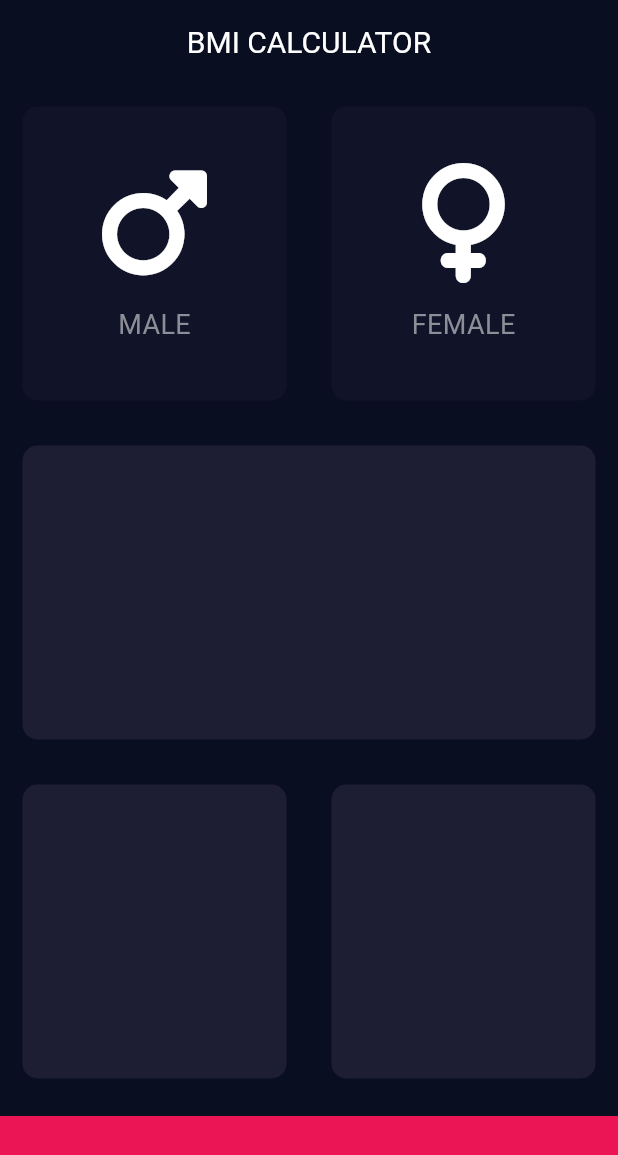
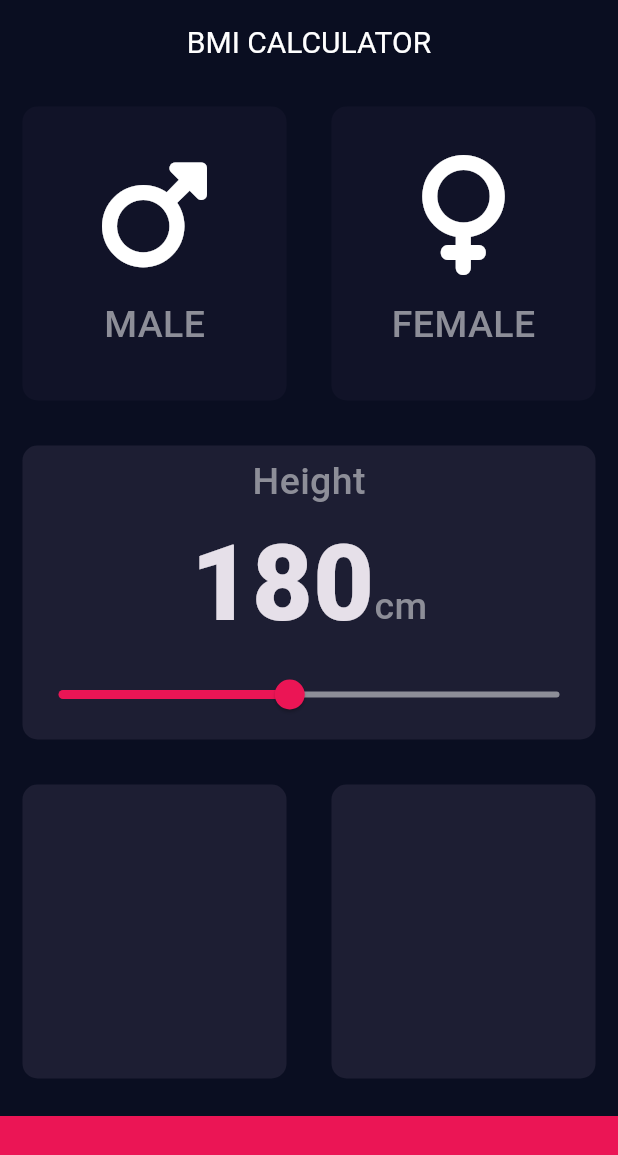
Before and after one commit to jayarzuniga/bmiCalculatorFlutter, a Flutter app: the screen it shows after launch, on a phone screen of 412 x 824 dp. Shown: the top 1155 px of the screen. Run offline on Flutter 3.47's test engine with Material 3 defaults, Android fonts, the phone set to English and light mode, and no system bars; our stand-ins replace font_awesome_flutter.

```diff
--- /dev/null
+++ b/lib/constants.dart
@@ -0,0 +1,17 @@
+import 'package:flutter/material.dart';
+
+const kBottomContainerHeight = 80.0;
+const kContainerColor = Color(0xFF1D1E33);
+const kInactiveCardColor = Color(0xFF111328);
+const kBottomContainerColor = Color(0xFFEB1555);
+
+const kLabelTextStyle = TextStyle(
+    fontSize: 25.0,
+    color: Color(0xFF8D8E98),
+    fontWeight: FontWeight.w500
+);
+
+const kNumberLabelTextStyle = TextStyle(
+  fontSize: 70.0,
+  fontWeight: FontWeight.w900,
+);
--- a/lib/icon_content.dart
+++ b/lib/icon_content.dart
@@ -1,9 +1,5 @@
 import 'package:flutter/material.dart';
-
-const labelTextStyle = TextStyle(
-      fontSize: 18.0,
-      color: Color(0xFF8D8E98)
-);
+import 'constants.dart';
 
 class IconContent extends StatelessWidget {
   const IconContent({
@@ -16,7 +12,6 @@ class IconContent extends StatelessWidget {
   @override
   Widget build(BuildContext context) {
 
-
     return Column(
       mainAxisAlignment: MainAxisAlignment.center,
       children: [
@@ -28,7 +23,7 @@ class IconContent extends StatelessWidget {
           height: 15.0,
         ),
         Text(label,
-          style: labelTextStyle
+          style: kLabelTextStyle
           ),
       ],
     );
--- a/lib/input_page.dart
+++ b/lib/input_page.dart
@@ -2,11 +2,8 @@ import 'package:flutter/material.dart';
 import 'package:font_awesome_flutter/font_awesome_flutter.dart';
 import 'reusable_card.dart';
 import 'icon_content.dart';
+import 'constants.dart';
 
-const bottomContainerHeight = 80.0;
-const containerColor = Color(0xFF1D1E33);
-const inactiveCardColor = Color(0xFF111328);
-const bottomContainerColor = Color(0xFFEB1555);
 enum GenderType {
   male,
   female,
@@ -20,6 +17,7 @@ class InputPage extends StatefulWidget {
 class _InputPageState extends State<InputPage> {
 
   var selectedGender;
+  int height = 180;
 
   // Color maleCardColor = inactiveCardColor;
   // Color femaleCardColor = inactiveCardColor;
@@ -45,6 +43,7 @@ class _InputPageState extends State<InputPage> {
           ),
         ),
         body: Column(
+          crossAxisAlignment: CrossAxisAlignment.stretch,
           children: <Widget>[
             Expanded(
               child: Row(
@@ -57,7 +56,7 @@ class _InputPageState extends State<InputPage> {
                           selectedGender = GenderType.male;
                         });
                       },
-                      colour: selectedGender == GenderType.male ? containerColor : inactiveCardColor,
+                      colour: selectedGender == GenderType.male ? kContainerColor : kInactiveCardColor,
                       cardChild: IconContent(
                         icon: FontAwesomeIcons.mars,
                         label: 'MALE',),
@@ -70,7 +69,7 @@ class _InputPageState extends State<InputPage> {
                             selectedGender = GenderType.female;
                           });
                         },
-                        colour: selectedGender == GenderType.female ? containerColor : inactiveCardColor,
+                        colour: selectedGender == GenderType.female ? kContainerColor : kInactiveCardColor,
                         cardChild: IconContent(
                             icon: FontAwesomeIcons.venus,
                             label: 'FEMALE'),
@@ -80,26 +79,63 @@ class _InputPageState extends State<InputPage> {
               ),
             ),
               Expanded(
-              child: ReusableCard(colour: containerColor),
+              child: ReusableCard(
+                  colour: kContainerColor,
+                  cardChild: Column(
+                    mainAxisAlignment: MainAxisAlignment.center,
+                    children: <Widget>[
+                      Text('Height',
+                        style: kLabelTextStyle,
+                      ),
+                      Row(
+                        mainAxisAlignment: MainAxisAlignment.center,
+                        crossAxisAlignment: CrossAxisAlignment.baseline,
+                        textBaseline: TextBaseline.alphabetic,
+                        children: [
+                          Text(
+                              height.toString(),
+                              style: kNumberLabelTextStyle,
+                          ),
+                          Text(
+                              'cm',
+                              style: kLabelTextStyle,
+                          ),
+                        ],
+                      ),
+                      Slider(
+                          value: height.toDouble(),
+                          min: 120.00,
+                          max: 250.00,
+                          activeColor: Color(0xFFEB1555),
+                          inactiveColor: Color(0xFF8D8E98),
+                          onChanged: (double newValue) {
+                            setState(() {
+                              height = newValue.round();
+                            });
+                          },
+                         )
+                    ],
+                  ),
+              ),
             ),
              Expanded(
               child: Row(
                 children: [
                   Expanded(
-                    child: ReusableCard(colour: containerColor),
+                    child: ReusableCard(colour: kContainerColor),
                   ),
                    Expanded(
-                    child: ReusableCard(colour: containerColor),
+                    child: ReusableCard(colour: kContainerColor),
                   ),
                 ],
 
               ),
             ),
             Container(
-              color: bottomContainerColor,
+              color: kBottomContainerColor,
               margin: EdgeInsets.only(top: 10.0),
               width: double.infinity,
-              height: bottomContainerHeight,
+              height: kBottomContainerHeight,
             ),
           ],
         ),
```
